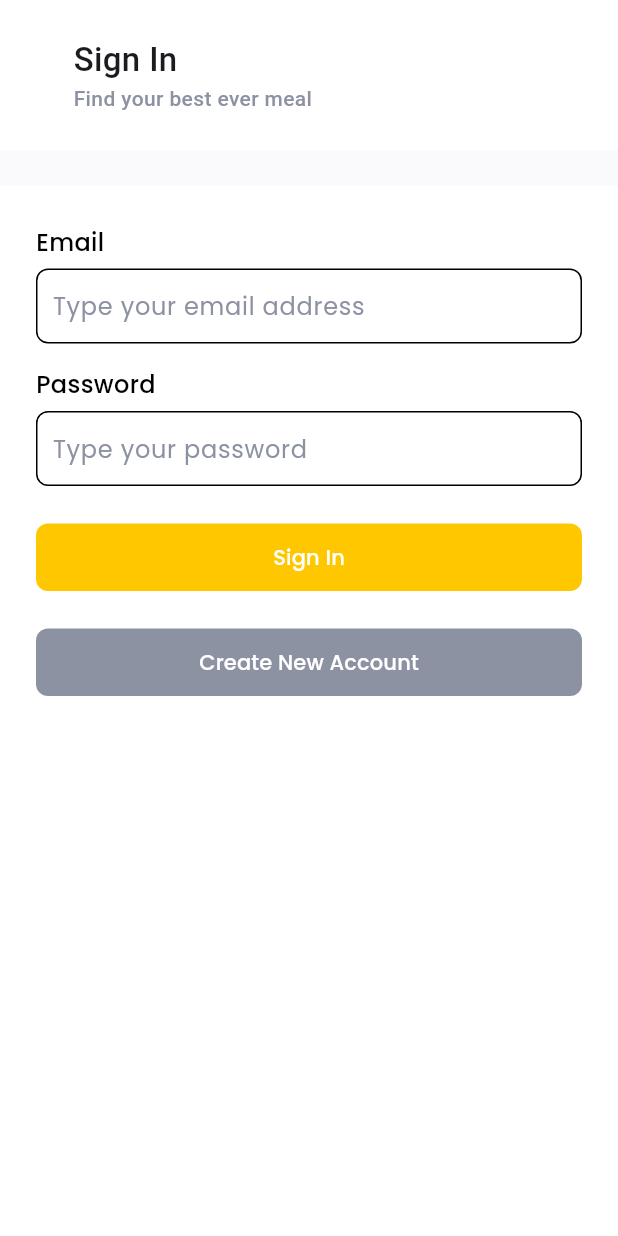
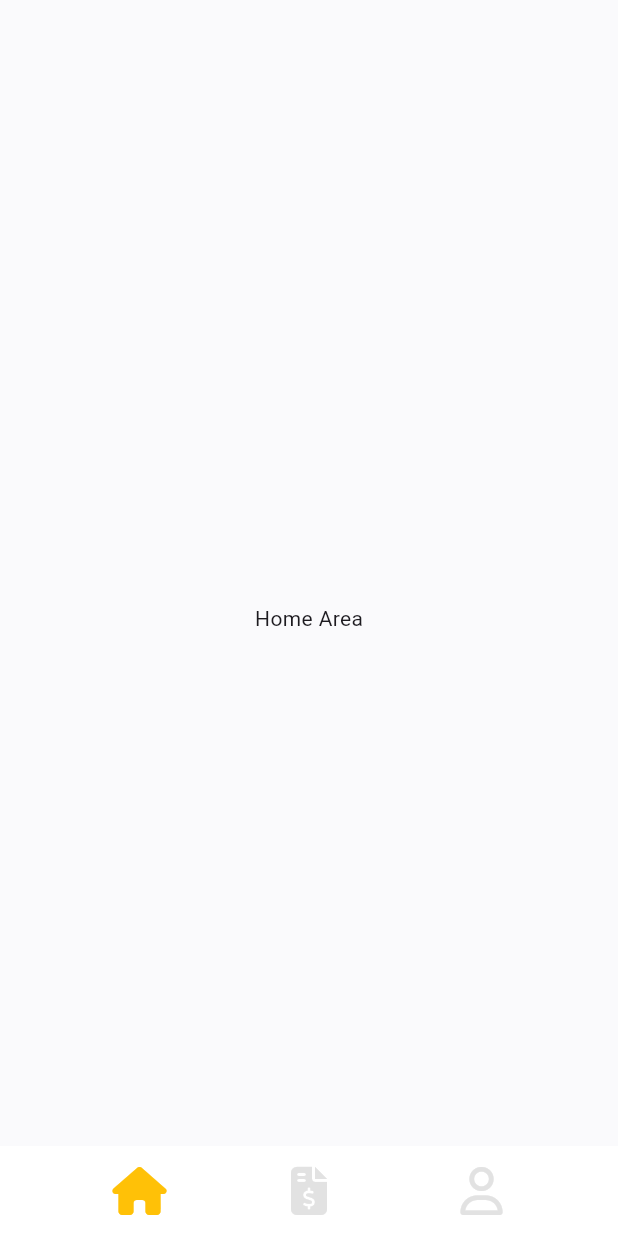
Before and after one commit to Revaldo11/food-market-mobile-app, a Flutter app: the screen it shows after launch, on a phone screen of 412 x 824 dp. Run offline on Flutter 3.47's test engine with Material 3 defaults, Android fonts, the phone set to English and light mode, and no system bars; our stand-ins replace eva_icons_flutter, flutter_spinkit, font_awesome_flutter, get, google_fonts.

Commit message:
add custom bottom navbar

```diff
--- a/lib/main.dart
+++ b/lib/main.dart
@@ -14,7 +14,7 @@
   @override
   Widget build(BuildContext context) {
     return GetMaterialApp(
-      home: SignPage()
+      home: MainPage()
     );
   }
 }
--- /dev/null
+++ b/lib/ui/pages/main_page.dart
@@ -0,0 +1,63 @@
+part of 'pages.dart';
+
+class MainPage extends StatefulWidget {
+  const MainPage({super.key});
+
+  @override
+  State<MainPage> createState() => _MainPageState();
+}
+
+class _MainPageState extends State<MainPage> {
+  int selectedPage = 0;
+  final PageController pageController = PageController(initialPage: 0);
+  @override
+  Widget build(BuildContext context) {
+    return Scaffold(
+      body: Stack(
+        children: [
+          Container(
+            color: Colors.white,
+          ),
+          SafeArea(
+            child: Container(
+              color: Color(0XFFFAFAFC),
+            ),
+          ),
+          SafeArea(
+            child: PageView(
+              controller: pageController,
+              onPageChanged: (value) {
+                setState(() {
+                  selectedPage = value;
+                });
+              },
+              children: [
+                Center(
+                  child: Text('Home Area'),
+                ),
+                Center(
+                  child: Text('Order Area'),
+                ),
+                Center(
+                  child: Text('Profile Area'),
+                ),
+              ],
+            ),
+          ),
+          Align(
+            alignment: Alignment.bottomCenter,
+            child: CustomBottomNavbar(
+              selectedIndex: selectedPage,
+              onTap: (index) {
+                setState(() {
+                  selectedPage = index;
+                });
+                pageController.jumpToPage(selectedPage);
+              },
+            ),
+          )
+        ],
+      ),
+    );
+  }
+}
--- a/lib/ui/pages/pages.dart
+++ b/lib/ui/pages/pages.dart
@@ -2,6 +2,7 @@ import 'package:eva_icons_flutter/eva_icons_flutter.dart';
 import 'package:flutter/material.dart';
 import 'package:flutter_spinkit/flutter_spinkit.dart';
 import 'package:food_market_app/shared/shared.dart';
+import 'package:food_market_app/ui/widgets/widgets.dart';
 import 'package:get/get.dart';
 import 'package:google_fonts/google_fonts.dart';
 
@@ -9,3 +10,4 @@ part 'general_page.dart';
 part 'sign_page.dart';
 part 'sign_up_page.dart';
 part 'address_page.dart';
+part 'main_page.dart';
--- /dev/null
+++ b/lib/ui/widgets/custom_bottom_navbar.dart
@@ -0,0 +1,62 @@
+part of 'widgets.dart';
+
+class CustomBottomNavbar extends StatelessWidget {
+  const CustomBottomNavbar({super.key, this.selectedIndex = 0, this.onTap});
+
+  final int selectedIndex;
+  final Function(int index)? onTap;
+
+  @override
+  Widget build(BuildContext context) {
+    return Container(
+      height: 60,
+      width: double.infinity,
+      color: Colors.white,
+      child: Row(
+        mainAxisAlignment: MainAxisAlignment.center,
+        children: [
+          GestureDetector(
+            onTap: () {
+              if (onTap != null) {
+                onTap!(0);
+              }
+            },
+            child: SizedBox(
+              width: 32,
+              height: 32,
+              child:
+                  Icon(FontAwesomeIcons.house, color: selectedIndex == 0 ? Colors.amber : Color(0XFFE2E2E2), size: 32),
+            ),
+          ),
+          GestureDetector(
+            onTap: () {
+              if (onTap != null) {
+                onTap!(1);
+              }
+            },
+            child: Container(
+              width: 32,
+              height: 32,
+              margin: EdgeInsets.symmetric(horizontal: 83),
+              child: Icon(FontAwesomeIcons.fileInvoiceDollar,
+                  color: selectedIndex == 1 ? Colors.amber : Color(0XFFE2E2E2), size: 32),
+            ),
+          ),
+          GestureDetector(
+            onTap: () {
+              if (onTap != null) {
+                onTap!(2);
+              }
+            },
+            child: SizedBox(
+              width: 32,
+              height: 32,
+              child:
+                  Icon(FontAwesomeIcons.user, color: selectedIndex == 2 ? Colors.amber : Color(0XFFE2E2E2), size: 32),
+            ),
+          ),
+        ],
+      ),
+    );
+  }
+}
--- /dev/null
+++ b/lib/ui/widgets/widgets.dart
@@ -0,0 +1,4 @@
+import 'package:flutter/material.dart';
+import 'package:font_awesome_flutter/font_awesome_flutter.dart';
+
+part 'custom_bottom_navbar.dart';
--- a/pubspec.yaml
+++ b/pubspec.yaml
@@ -34,6 +34,7 @@ dependencies:
     sdk: flutter
   flutter_bloc: ^9.1.1
   flutter_spinkit: ^5.2.1
+  font_awesome_flutter: ^10.8.0
   get: ^4.7.2
   google_fonts: ^6.2.1
 
```
Also changed, not shown: pubspec.lock.
